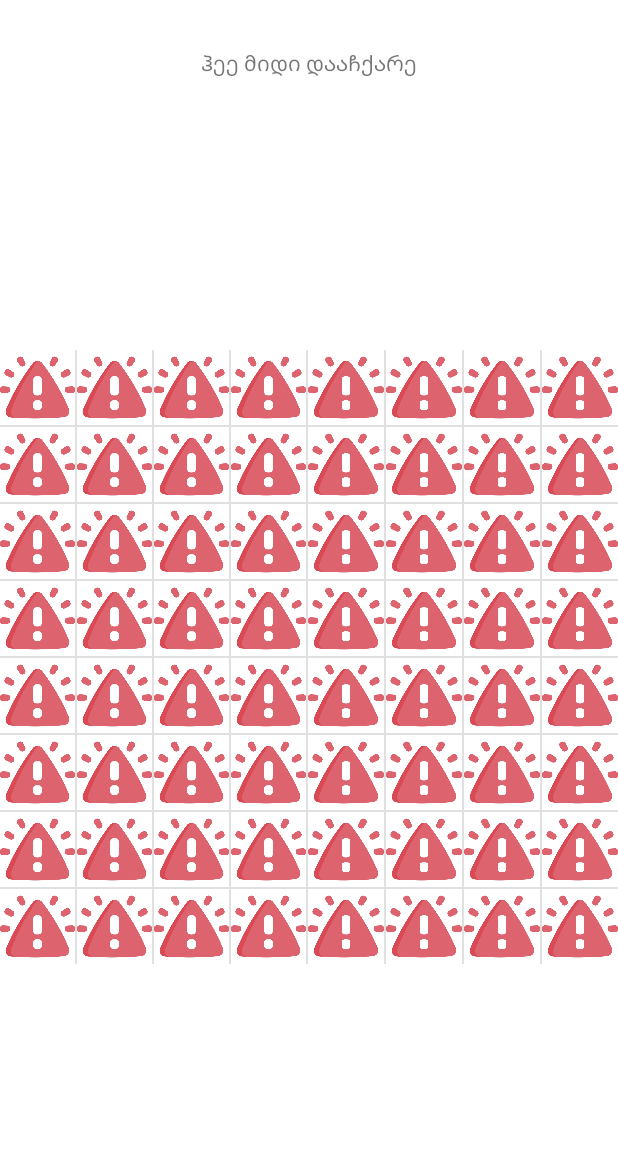
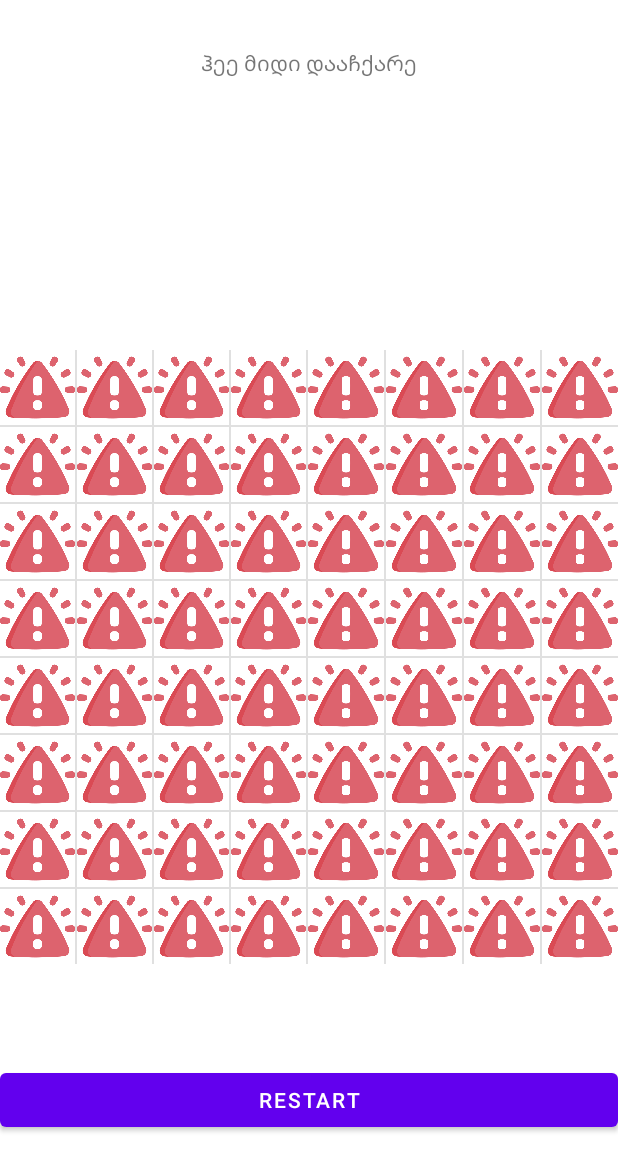
Before and after one commit to zukaChachava/Mines, an Android app: the GameActivity screen opened directly, with no data from a screen before it, on a phone screen of 412 x 824 dp. Shown: the top 1171 px of the screen. Run offline under Robolectric (Android 15) with nearby library versions, the phone set to English and light mode, and no system bars.

Commit message:
game logic complited

```diff
--- a/app/src/main/java/com/lashaandzura/mines/GameActivity.kt
+++ b/app/src/main/java/com/lashaandzura/mines/GameActivity.kt
@@ -12,11 +12,14 @@ import android.widget.*
 import androidx.core.view.children
 import com.lashaandzura.mines.databinding.ActivityGameBinding
 import com.lashaandzura.mines.models.Square
-import java.util.ArrayList
+import kotlin.collections.ArrayList
 
 class GameActivity : AppCompatActivity() {
     private lateinit var binding: ActivityGameBinding
     private lateinit var matrix: ArrayList<ArrayList<Square>>
+
+    private var exploded: Boolean = false
+    private var openedBox: Int = 0
 
     override fun onCreate(savedInstanceState: Bundle?) {
         super.onCreate(savedInstanceState)
@@ -24,8 +27,35 @@ class GameActivity : AppCompatActivity() {
         setContentView(binding.root)
 
 
+        binding.restartBtn.setOnClickListener {
+            restart()
+        }
+
         matrix = generateMatrix()
         getButtons(binding.mineZone, matrix)
+    }
+
+    private fun checkIfWon(){
+        openedBox++;
+        if(openedBox == 56)
+            won()
+    }
+
+    private fun won(){
+        binding.gameHeader.text = "მეიგო სმნ"
+    }
+
+    private fun lost(){
+        exploded = true
+        binding.gameHeader.text = "არადა რა კარგად მიდიოდი"
+    }
+
+    private fun restart(){
+        matrix = generateMatrix()
+        getButtons(binding.mineZone, matrix)
+        exploded = false
+        openedBox = 0
+        binding.gameHeader.text = "ჰე ჰე დააჩქარე"
     }
 
     private fun getButtons(layout: TableLayout, matrix: ArrayList<ArrayList<Square>>){
@@ -33,25 +63,45 @@ class GameActivity : AppCompatActivity() {
             val tableRow = layout.getChildAt(i) as TableRow
             for (j in 0..7){
                 val frame = tableRow.getChildAt(j) as FrameLayout
+                val imageButton = frame.getChildAt(0) as ImageButton
+                val textView = frame.getChildAt(1) as TextView
+                imageButton.setBackgroundResource(R.drawable.warning)
+                textView.text = null
                 frame.setOnClickListener {
-                    val imageButton = frame.getChildAt(0) as ImageButton
+                    if(exploded || openedBox == 56)
+                        return@setOnClickListener
+
                     if(matrix[i][j].isMined){
                         imageButton.setBackgroundResource(R.drawable.bomb)
+                        lost()
                         return@setOnClickListener
                     }
                     imageButton.setBackgroundColor(0)
-                    val textView = frame.getChildAt(1) as TextView
                     textView.text = countBombsNearby(matrix[i][j]).toString()
+                    checkIfWon()
                 }
             }
         }
     }
 
+    private fun generateRandomArray(): ArrayList<Int>{
+        val elements = ArrayList<Int>()
+        while (elements.size <= 8){
+            val num = (1..64).random()
+
+            if(elements.find { it == num} == null)
+                elements.add(num)
+        }
+
+        return elements
+    }
+
     private fun countBombsNearby(square: Square): Int{
         var count: Int = 0;
 
-        if(square.xCord - 1 > -1 && matrix[square.yCord][square.xCord - 1].isMined){
-            count++
+        if(square.xCord - 1 > -1){
+            if(matrix[square.yCord][square.xCord - 1].isMined)
+                count++
 
             if(square.yCord + 1 < 8 && matrix[square.yCord + 1][square.xCord - 1].isMined)
                 count++
@@ -60,8 +110,9 @@ class GameActivity : AppCompatActivity() {
                 count++
         }
 
-        if(square.xCord + 1 < 8 && matrix[square.yCord][square.xCord + 1].isMined){
-            count++;
+        if(square.xCord + 1 < 8){
+            if(matrix[square.yCord][square.xCord + 1].isMined)
+                count++;
 
             if(square.yCord + 1 < 8 && matrix[square.yCord + 1][square.xCord + 1].isMined)
                 count++
@@ -81,12 +132,13 @@ class GameActivity : AppCompatActivity() {
 
     private fun generateMatrix(): ArrayList<ArrayList<Square>>{
         val matrix = ArrayList<ArrayList<Square>>()
+        val bombs = generateRandomArray()
 
         for(row in 0..7){
             val rowArray = ArrayList<Square>();
             matrix.add(rowArray)
             for(column in 0..7){
-                rowArray.add(Square(column, row, (0..6).random() and 1 == 0, 5))
+                rowArray.add(Square(column, row, bombs.find { it == row * 8 + column } != null, 5))
             }
         }
 
--- a/app/src/main/res/layout/activity_game.xml
+++ b/app/src/main/res/layout/activity_game.xml
@@ -1446,4 +1446,14 @@
 
     </TableLayout>
 
+    <Button
+        android:id="@+id/restartBtn"
+        android:layout_width="match_parent"
+        android:layout_height="wrap_content"
+        android:text="restart"
+        app:layout_constraintBottom_toBottomOf="parent"
+        app:layout_constraintEnd_toEndOf="parent"
+        app:layout_constraintStart_toStartOf="parent"
+        app:layout_constraintTop_toBottomOf="@+id/mineZone" />
+
 </androidx.constraintlayout.widget.ConstraintLayout>
```
